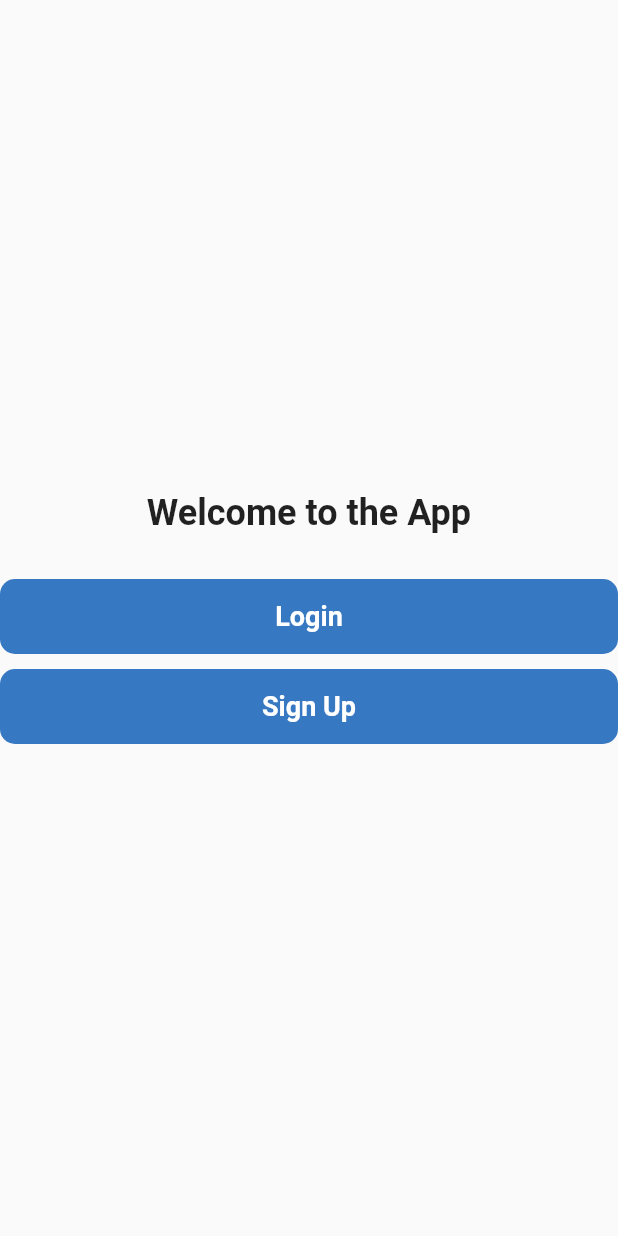
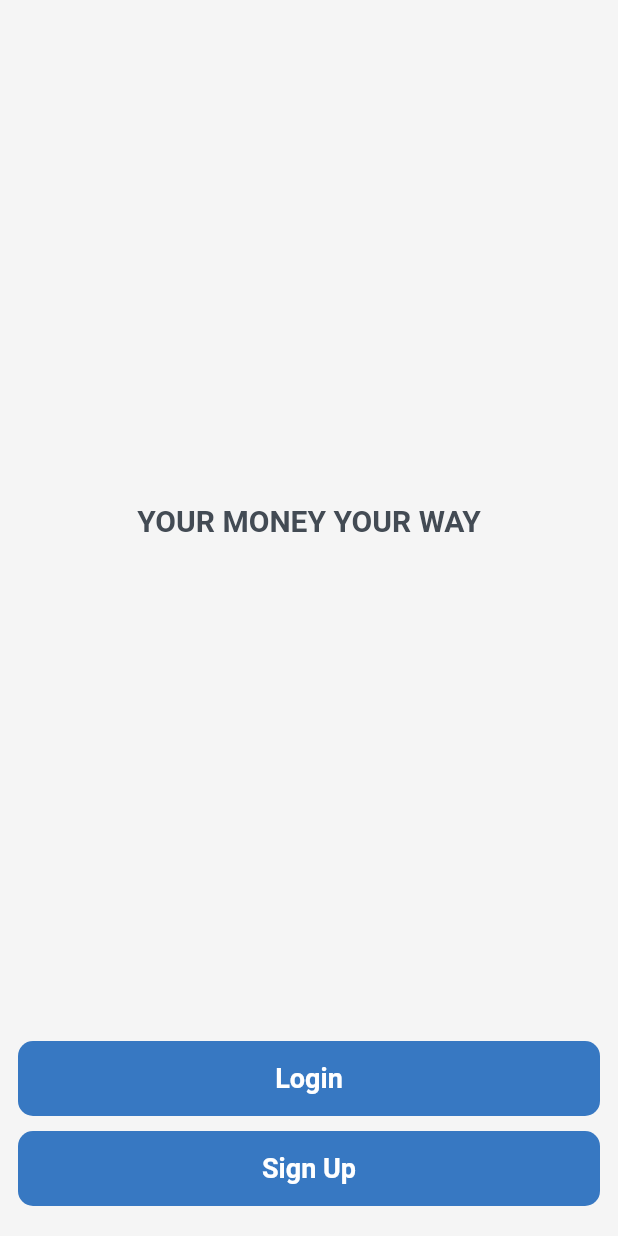
Before and after one commit to kennedyowusu/budget_app_flutter, a Flutter app: the screen it shows after launch, on a phone screen of 412 x 824 dp. Run offline on Flutter 3.47's test engine with Material 2 defaults, Android fonts, the phone set to English and light mode, and no system bars.

Commit message:
improve the welcome screen

```diff
--- a/lib/view/welcome/welcome.dart
+++ b/lib/view/welcome/welcome.dart
@@ -1,3 +1,4 @@
+import 'package:budget_app_flutter/constants/colors.dart';
 import 'package:budget_app_flutter/view/authentication/login.dart';
 import 'package:budget_app_flutter/view/authentication/sign_up.dart';
 import 'package:budget_app_flutter/widgets/custom_button.dart';
@@ -9,18 +10,21 @@ class WelcomeView extends StatelessWidget {
   @override
   Widget build(BuildContext context) {
     return Scaffold(
-      body: Center(
+      backgroundColor: backgroundColor,
+      body: SafeArea(
+        child: Padding(
+          padding: EdgeInsets.symmetric(horizontal: 12.0),
           child: Column(
             mainAxisAlignment: MainAxisAlignment.center,
             children: [
-            Text(
-              'Welcome to the App',
-              style: TextStyle(
-                fontSize: 24.0,
-                fontWeight: FontWeight.bold,
+              Spacer(),
+              Center(
+                child: Text(
+                  'Your Money Your Way'.toUpperCase(),
+                  style: titleStyle,
                 ),
               ),
-            SizedBox(height: 30.0),
+              Spacer(),
               CustomButton(
                 text: 'Login',
                 onPressed: () {
@@ -40,7 +44,9 @@ class WelcomeView extends StatelessWidget {
                   );
                 },
               ),
+              SizedBox(height: 20.0),
             ],
+          ),
         ),
       ),
     );
```
Lines whose indentation alone changed are shown as unchanged.
